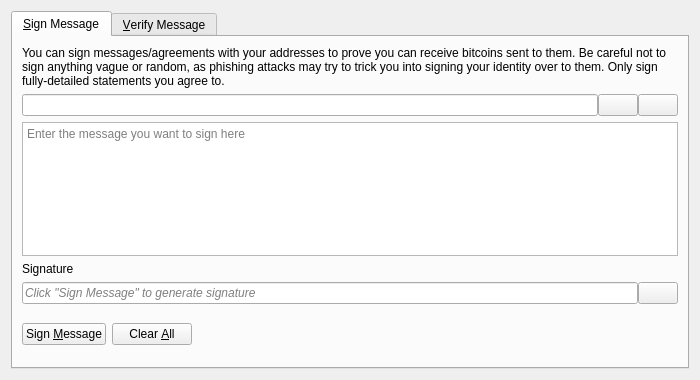
First picture: the form in src/qt/forms/signverifymessagedialog.ui, repository j-c-b-s-t-w-s-k/coral, before the edit.
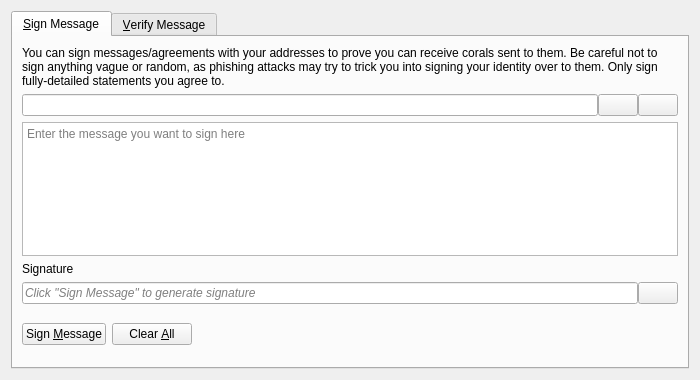
Second picture: the form after the edit. Icons and pictures are not drawn. Custom widgets are drawn as their Qt base class.

```diff
--- a/src/qt/forms/signverifymessagedialog.ui
+++ b/src/qt/forms/signverifymessagedialog.ui
@@ -30,7 +30,7 @@
        <item>
         <widget class="QLabel" name="infoLabel_SM">
          <property name="text">
-          <string>You can sign messages/agreements with your addresses to prove you can receive bitcoins sent to them. Be careful not to sign anything vague or random, as phishing attacks may try to trick you into signing your identity over to them. Only sign fully-detailed statements you agree to.</string>
+          <string>You can sign messages/agreements with your addresses to prove you can receive corals sent to them. Be careful not to sign anything vague or random, as phishing attacks may try to trick you into signing your identity over to them. Only sign fully-detailed statements you agree to.</string>
          </property>
          <property name="textFormat">
           <enum>Qt::PlainText</enum>
```
